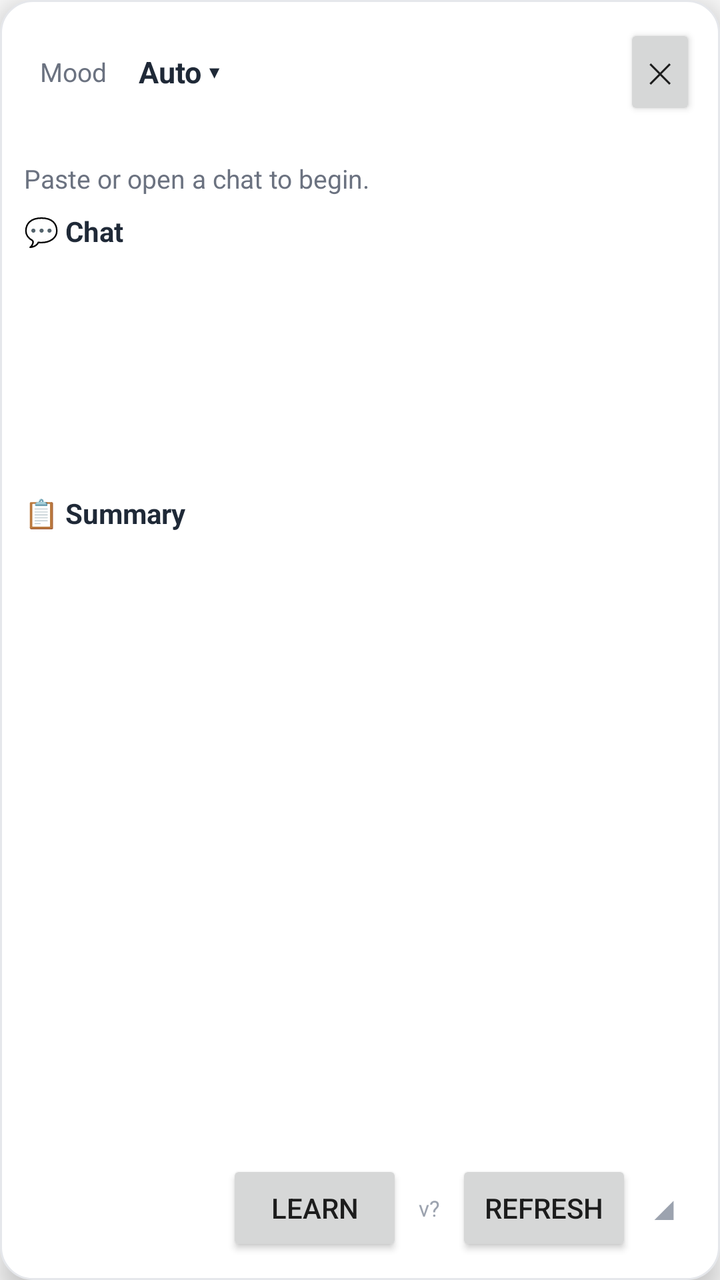
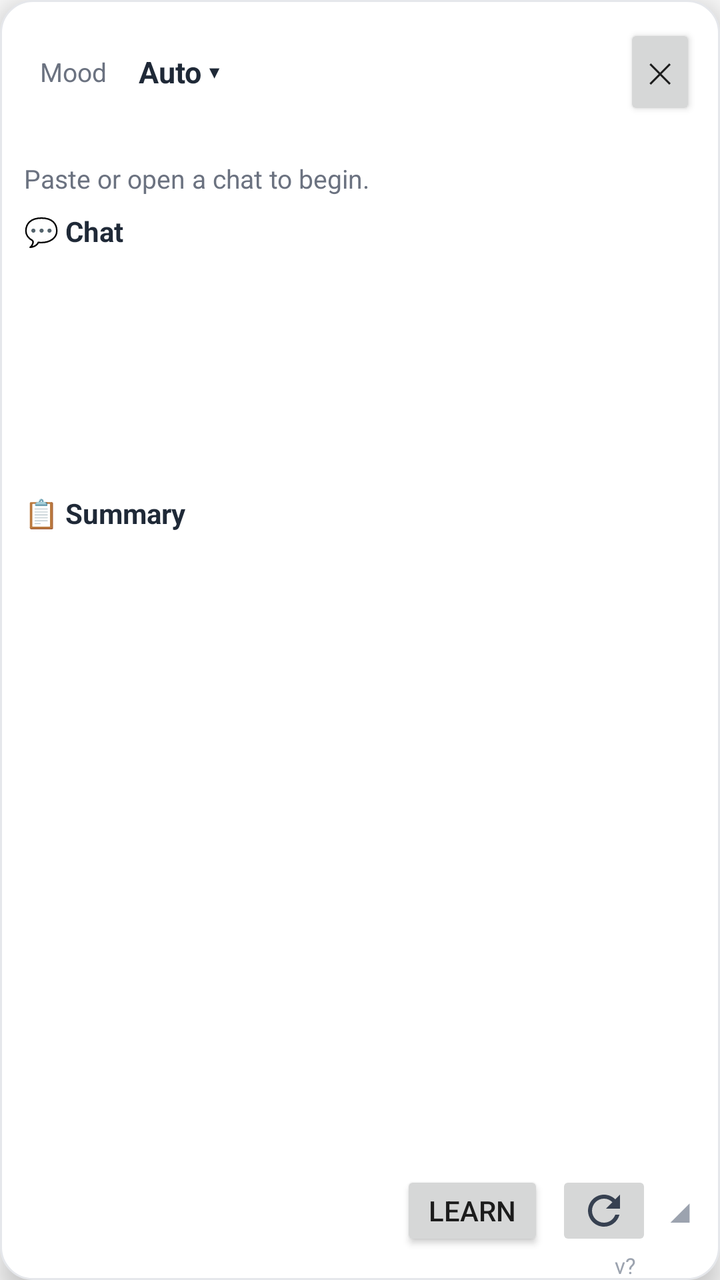

The first picture is an Android layout as it rendered before a commit; the second is the same layout after the commit. The layout source and the unified diff follow.
<!-- AndroidManifest.xml: application theme Theme.ChatAssist -->
<!-- res/layout/overlay_panel.xml -->
<?xml version="1.0" encoding="utf-8"?>
<LinearLayout xmlns:android="http://schemas.android.com/apk/res/android"
    android:id="@+id/panelRoot"
    android:layout_width="320dp"
    android:layout_height="match_parent"
    android:background="@drawable/panel_background"
    android:elevation="8dp"
    android:orientation="vertical"
    android:padding="12dp">

    <LinearLayout
        android:id="@+id/panelHeader"
        android:layout_width="match_parent"
        android:layout_height="wrap_content"
        android:gravity="center_vertical"
        android:orientation="horizontal">

        <TextView
            android:id="@+id/moodLabel"
            android:layout_width="wrap_content"
            android:layout_height="wrap_content"
            android:padding="8dp"
            android:text="Mood"
            android:textColor="#6B7280"
            android:textSize="13sp" />

        <TextView
            android:id="@+id/toneButton"
            android:layout_width="0dp"
            android:layout_height="wrap_content"
            android:layout_weight="1"
            android:padding="8dp"
            android:text="Auto ▾"
            android:textColor="@color/ink"
            android:textSize="15sp"
            android:textStyle="bold" />

        <Button
            android:id="@+id/btnClose"
            android:layout_width="wrap_content"
            android:layout_height="wrap_content"
            android:minWidth="0dp"
            android:text="✕" />
    </LinearLayout>

    
    <LinearLayout
        android:id="@+id/toneOptions"
        android:layout_width="match_parent"
        android:layout_height="wrap_content"
        android:orientation="vertical"
        android:visibility="gone" />

    <TextView
        android:id="@+id/chatLabel"
        android:layout_width="wrap_content"
        android:layout_height="wrap_content"
        android:text=""
        android:textColor="#6B7280"
        android:textSize="12sp" />

    <TextView
        android:id="@+id/moodText"
        android:layout_width="wrap_content"
        android:layout_height="wrap_content"
        android:layout_marginTop="4dp"
        android:text="Paste or open a chat to begin."
        android:textColor="#6B7280"
        android:textSize="13sp" />

    <TextView
        android:id="@+id/chatToggle"
        android:layout_width="wrap_content"
        android:layout_height="wrap_content"
        android:layout_marginTop="8dp"
        android:text="💬 Chat"
        android:textColor="@color/ink"
        android:textSize="14sp"
        android:textStyle="bold" />

    <ScrollView
        android:id="@+id/chatScroll"
        android:layout_width="match_parent"
        android:layout_height="110dp"
        android:layout_marginTop="4dp">

        <LinearLayout
            android:id="@+id/chatRows"
            android:layout_width="match_parent"
            android:layout_height="wrap_content"
            android:orientation="vertical" />
    </ScrollView>

    <TextView
        android:id="@+id/summaryToggle"
        android:layout_width="wrap_content"
        android:layout_height="wrap_content"
        android:layout_marginTop="8dp"
        android:text="📋 Summary"
        android:textColor="@color/ink"
        android:textSize="14sp"
        android:textStyle="bold" />

    <ScrollView
        android:id="@+id/summaryScroll"
        android:layout_width="match_parent"
        android:layout_height="150dp"
        android:layout_marginTop="4dp"
        android:visibility="gone">

        <LinearLayout
            android:id="@+id/summaryRows"
            android:layout_width="match_parent"
            android:layout_height="wrap_content"
            android:orientation="vertical" />
    </ScrollView>

    <ScrollView
        android:layout_width="match_parent"
        android:layout_height="0dp"
        android:layout_marginTop="8dp"
        android:layout_weight="1"
        android:fillViewport="true">

        <LinearLayout
            android:id="@+id/suggestionList"
            android:layout_width="match_parent"
            android:layout_height="wrap_content"
            android:orientation="vertical" />
    </ScrollView>

    <LinearLayout
        android:layout_width="match_parent"
        android:layout_height="wrap_content"
        android:layout_marginTop="8dp"
        android:gravity="center_vertical"
        android:orientation="horizontal">

        <View
            android:layout_width="0dp"
            android:layout_height="0dp"
            android:layout_weight="1" />

        <Button
            android:id="@+id/btnLearn"
            android:layout_width="wrap_content"
            android:layout_height="wrap_content"
            android:layout_marginEnd="8dp"
            android:text="Learn" />

        <TextView
            android:id="@+id/versionText"
            android:layout_width="wrap_content"
            android:layout_height="wrap_content"
            android:layout_gravity="center_vertical"
            android:layout_marginEnd="8dp"
            android:text="v?"
            android:textColor="#9CA3AF"
            android:textSize="11sp" />

        <Button
            android:id="@+id/btnRefresh"
            android:layout_width="wrap_content"
            android:layout_height="wrap_content"
            android:text="Refresh" />

        <TextView
            android:id="@+id/resizeHandle"
            android:layout_width="wrap_content"
            android:layout_height="wrap_content"
            android:padding="10dp"
            android:text="◢"
            android:textColor="#9CA3AF"
            android:textSize="16sp" />
    </LinearLayout>
</LinearLayout>
<!-- resources referenced by this layout -->
<resources>
  <color name="ink">#1F2937</color>
  <!-- drawable panel_background (drawable) -->
  <?xml version="1.0" encoding="utf-8"?>
  <shape xmlns:android="http://schemas.android.com/apk/res/android" android:shape="rectangle">
      <solid android:color="@color/white" />
      <corners android:radius="16dp" />
      <stroke android:width="1dp" android:color="#E5E7EB" />
  </shape>
  <style name="Theme.ChatAssist" parent="Theme.AppCompat.Light.NoActionBar">
          <item name="colorPrimary">@color/brand</item>
          <item name="colorPrimaryDark">@color/brand_dark</item>
          <item name="android:windowBackground">@color/paper</item>
      </style>
  <color name="white">#FFFFFF</color>
  <color name="brand">#DB2777</color>
  <color name="brand_dark">#9D174D</color>
  <color name="paper">#FAFAFA</color>
</resources>

<!-- the commit's change to res/layout/overlay_panel.xml (unified diff, before → after) -->
@@ -6,7 +6,10 @@
     android:background="@drawable/panel_background"
     android:elevation="8dp"
     android:orientation="vertical"
-    android:padding="12dp">
+    android:paddingStart="12dp"
+    android:paddingTop="12dp"
+    android:paddingEnd="12dp"
+    android:paddingBottom="0dp">
 
     <LinearLayout
         android:id="@+id/panelHeader"
@@ -129,10 +132,11 @@
             android:orientation="vertical" />
     </ScrollView>
 
+    
     <LinearLayout
         android:layout_width="match_parent"
         android:layout_height="wrap_content"
-        android:layout_marginTop="8dp"
+        android:layout_marginTop="4dp"
         android:gravity="center_vertical"
         android:orientation="horizontal">
 
@@ -144,33 +148,40 @@
         <Button
             android:id="@+id/btnLearn"
             android:layout_width="wrap_content"
-            android:layout_height="wrap_content"
-            android:layout_marginEnd="8dp"
+            android:layout_height="40dp"
+            android:layout_marginEnd="6dp"
+            android:minWidth="0dp"
+            android:paddingStart="14dp"
+            android:paddingEnd="14dp"
             android:text="Learn" />
 
-        <TextView
-            android:id="@+id/versionText"
-            android:layout_width="wrap_content"
-            android:layout_height="wrap_content"
-            android:layout_gravity="center_vertical"
-            android:layout_marginEnd="8dp"
-            android:text="v?"
-            android:textColor="#9CA3AF"
-            android:textSize="11sp" />
-
-        <Button
+        <ImageButton
             android:id="@+id/btnRefresh"
-            android:layout_width="wrap_content"
-            android:layout_height="wrap_content"
-            android:text="Refresh" />
+            android:layout_width="48dp"
+            android:layout_height="40dp"
+            android:contentDescription="Refresh"
+            android:src="@drawable/ic_refresh" />
 
         <TextView
             android:id="@+id/resizeHandle"
             android:layout_width="wrap_content"
             android:layout_height="wrap_content"
-            android:padding="10dp"
+            android:paddingStart="8dp"
+            android:paddingTop="8dp"
+            android:paddingEnd="2dp"
+            android:paddingBottom="8dp"
             android:text="◢"
             android:textColor="#9CA3AF"
             android:textSize="16sp" />
     </LinearLayout>
+
+    <TextView
+        android:id="@+id/versionText"
+        android:layout_width="match_parent"
+        android:layout_height="wrap_content"
+        android:gravity="end"
+        android:paddingEnd="30dp"
+        android:text="v?"
+        android:textColor="#9CA3AF"
+        android:textSize="11sp" />
 </LinearLayout>
<!-- resource entries referenced after the edit -->
@@ -1,6 +1,17 @@
 <!-- resources referenced by this layout -->
 <resources>
   <color name="ink">#1F2937</color>
+  <!-- drawable ic_refresh (drawable) -->
+  <?xml version="1.0" encoding="utf-8"?>
+  <vector xmlns:android="http://schemas.android.com/apk/res/android"
+      android:width="24dp"
+      android:height="24dp"
+      android:viewportWidth="24"
+      android:viewportHeight="24">
+      <path
+          android:fillColor="#374151"
+          android:pathData="M17.65,6.35C16.2,4.9 14.21,4 12,4c-4.42,0 -7.99,3.58 -7.99,8s3.57,8 7.99,8c3.73,0 6.84,-2.55 7.73,-6h-2.08c-0.82,2.33 -3.04,4 -5.65,4 -3.31,0 -6,-2.69 -6,-6s2.69,-6 6,-6c1.66,0 3.14,0.69 4.22,1.78L13,11h7V4l-2.35,2.35z" />
+  </vector>
   <!-- drawable panel_background (drawable) -->
   <?xml version="1.0" encoding="utf-8"?>
   <shape xmlns:android="http://schemas.android.com/apk/res/android" android:shape="rectangle">
